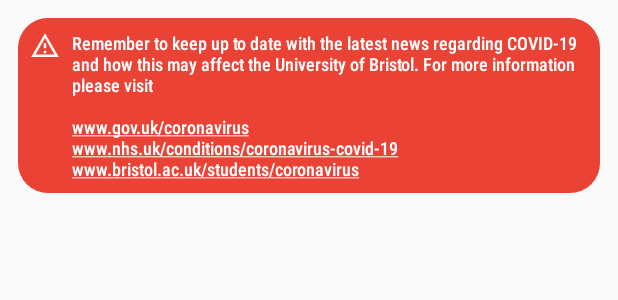
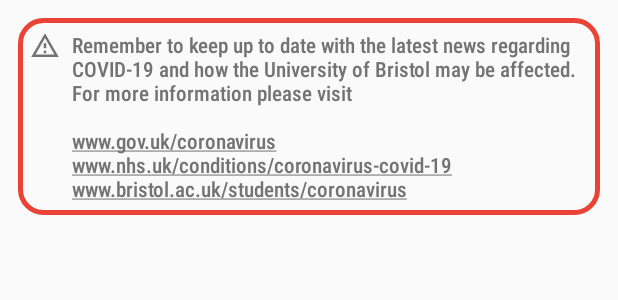
Before and after one commit to tomstark99/epigram, an Android app: the layout element_corona2.xml on its own in the app's theme, with its tools: preview values and no code run, on a phone screen of 412 x 824 dp. Shown: the top 300 px of the screen. Run offline under Robolectric (Android 15) with nearby library versions, the phone set to English and light mode, and no system bars; network calls fail.

Commit message:
Late corona (beta) update
-toned down alert messages
-changed alert message to fit in line with current government guidelines
(beta)
-articles have a new look, experimenting with a more compact form factor

```diff
--- a/app/src/main/res/drawable/ic_warning_amber_24px_outlined.xml
+++ b/app/src/main/res/drawable/ic_warning_amber_24px_outlined.xml
@@ -3,7 +3,7 @@
     android:height="24dp"
     android:viewportWidth="24"
     android:viewportHeight="24"
-    android:tint="@color/white_nochange">
+    android:tint="@color/default_black">
   <path
       android:pathData="M1,21.5L12,2.5L23,21.5H1ZM19.53,19.5L12,6.49L4.47,19.5H19.53ZM11,16.5V18.5H13V16.5H11ZM11,10.5H13V14.5H11V10.5Z"
       android:fillColor="#FF000000"
--- a/app/src/main/res/drawable/tab_c_background.xml
+++ b/app/src/main/res/drawable/tab_c_background.xml
@@ -1,5 +1,8 @@
 <?xml version="1.0" encoding="utf-8"?>
 <shape xmlns:android="http://schemas.android.com/apk/res/android">
-    <solid android:color="@color/google_red"/>
-    <corners android:radius="20dp"/>
+<!--    <solid android:color="@color/google_red"/>-->
+    <stroke
+        android:color="@color/google_red"
+        android:width="3dp"/>
+    <corners android:radius="15dp"/>
 </shape>
--- a/app/src/main/res/layout/activity_about.xml
+++ b/app/src/main/res/layout/activity_about.xml
@@ -99,8 +99,8 @@
                         android:textSize="20dp"/>
                 </LinearLayout>
                 <TextView android:layout_width="match_parent" android:layout_height="wrap_content"
-                    android:fontFamily="sans-serif-condensed-light"
                     android:textSize="16dp"
+                    android:textColor="@color/default_black"
                     android:text="@string/app_about_general"/>
                 <LinearLayout
                     android:layout_width="match_parent"
@@ -123,14 +123,13 @@
                         android:layout_width="wrap_content"
                         android:layout_height="wrap_content"
                         android:paddingLeft="12dp"
-                        android:textColor="@color/black"
+                        android:textColor="@color/default_black"
                         android:fontFamily="sans-serif-condensed-medium"
                         android:textStyle="bold"
                         android:visibility="visible"
                         android:textSize="20dp"/>
                 </LinearLayout>
                 <TextView android:layout_width="match_parent" android:layout_height="wrap_content"
-                    android:fontFamily="sans-serif-condensed-light"
                     android:textSize="16dp"
                     android:paddingBottom="@dimen/medium_padding"
                     android:text="@string/app_about_history"/>
@@ -162,7 +161,6 @@
                         android:textSize="20dp"/>
                 </LinearLayout>
                 <TextView android:layout_width="match_parent" android:layout_height="wrap_content"
-                    android:fontFamily="sans-serif-condensed-light"
                     android:textSize="16dp"
                     android:paddingBottom="@dimen/medium_padding"
                     android:text="@string/app_about_redactions"/>
--- a/app/src/main/res/layout/element_corona.xml
+++ b/app/src/main/res/layout/element_corona.xml
@@ -9,11 +9,11 @@
     <TextView
         android:layout_width="match_parent"
         android:layout_height="wrap_content"
-        android:text="STAY AT HOME"
+        android:text="STAY ALERT"
         android:textAlignment="center"
         android:textSize="27sp"
         android:textStyle="bold"
-        android:textColor="@color/white_nochange"
+        android:textColor="@color/default_black"
         android:padding="2dp"
         android:background="@drawable/tab_c_background"/>
 <!--        android:scrollbars="vertical"-->
--- a/app/src/main/res/layout/element_corona2.xml
+++ b/app/src/main/res/layout/element_corona2.xml
@@ -23,8 +23,8 @@
             android:layout_height="wrap_content"
             android:layout_gravity="center_vertical"
             android:paddingStart="@dimen/tiny_padding"
-            android:textColor="@color/white_nochange"
-            android:textSize="12sp"
+            android:textColor="@color/default_black"
+            android:textSize="14sp"
             android:autoLink="web"
             android:theme="@style/corona_info"
             android:text="@string/corona_warn"/>
--- a/app/src/main/res/values-night/colors.xml
+++ b/app/src/main/res/values-night/colors.xml
@@ -1,5 +1,6 @@
 <?xml version="1.0" encoding="utf-8"?>
 <resources>
+    <color name="default_black">#e1e1e1</color>
     <color name="colorPrimary">@color/dark_3</color>
     <color name="black">#e1e1e1</color>
     <color name="white">@color/dark_3</color>
--- a/app/src/main/res/values/colors.xml
+++ b/app/src/main/res/values/colors.xml
@@ -1,5 +1,6 @@
 <?xml version="1.0" encoding="utf-8"?>
 <resources>
+    <color name="default_black">#737373</color>
     <color name="white">#ffffff</color>
     <color name="white_nochange">#ffffff</color>
     <color name="whitehint">#88ffffff</color>
--- a/app/src/main/res/values/strings.xml
+++ b/app/src/main/res/values/strings.xml
@@ -96,12 +96,12 @@
     <string name="welcome_text_3">Show this screen to your waiter when you pay to receive 25% off your food bill.</string>
     <string name="welcome_terms">Terms and conditions apply. Valid from Sunday to Wednesday until 15 March. Cannot be used in conjunction with any other offer.</string>
     <string name="build">%s [%s] %s</string>
-    <string name="copyright_text">Copyright © 2019 epigram</string>
+    <string name="copyright_text">Copyright © 2020 epigram</string>
 
     <string name="light">Light</string>
     <string name="dark">Dark</string>
     <string name="follow_device">Follow device theme</string>
     <string name="latest_corona">LATEST: COVID-19</string>
-    <string name="corona_warn">Remember to keep up to date with the latest news regarding COVID-19 and how this may affect the University of Bristol. For more information please visit\n\nwww.gov.uk/coronavirus\nwww.nhs.uk/conditions/coronavirus-covid-19\nwww.bristol.ac.uk/students/coronavirus</string>
+    <string name="corona_warn">Remember to keep up to date with the latest news regarding COVID-19 and how the University of Bristol may be affected. For more information please visit\n\nwww.gov.uk/coronavirus\nwww.nhs.uk/conditions/coronavirus-covid-19\nwww.bristol.ac.uk/students/coronavirus</string>
 
 </resources>
--- a/app/src/main/res/values/styles.xml
+++ b/app/src/main/res/values/styles.xml
@@ -42,7 +42,7 @@
     </style>
 
     <style name="corona_info">
-        <item name="colorAccent">@color/white_nochange</item>
+        <item name="colorAccent">@color/default_black</item>
     </style>
 
     <style name="AppTheme.AppBarOverlay" parent="ThemeOverlay.AppCompat.Dark.ActionBar"/>
```
Also changed, not shown: app/src/main/res/layout/element_news_article.xml (+32 -13 lines).
